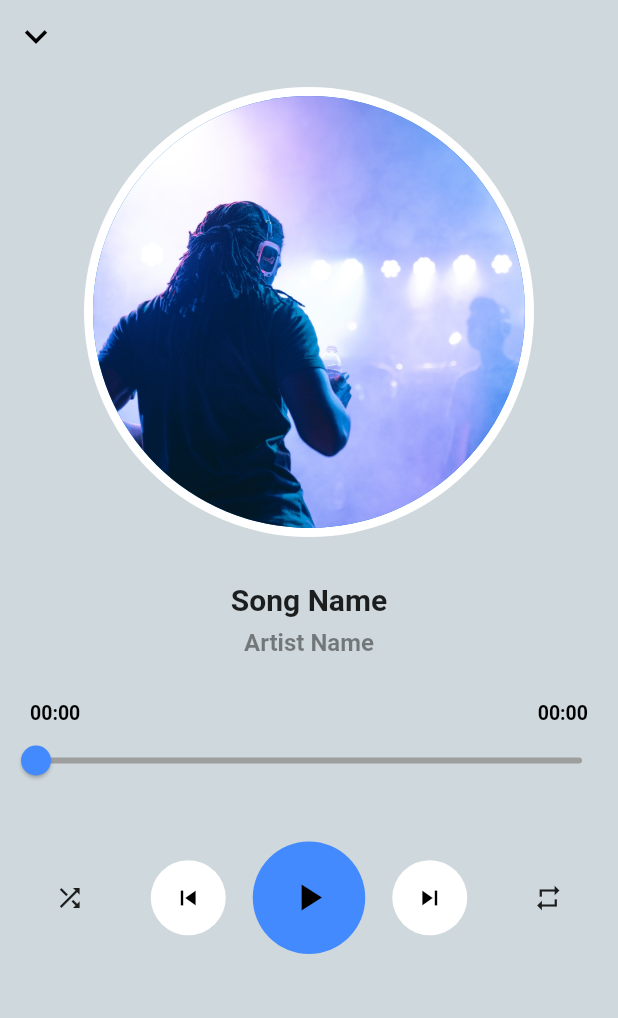
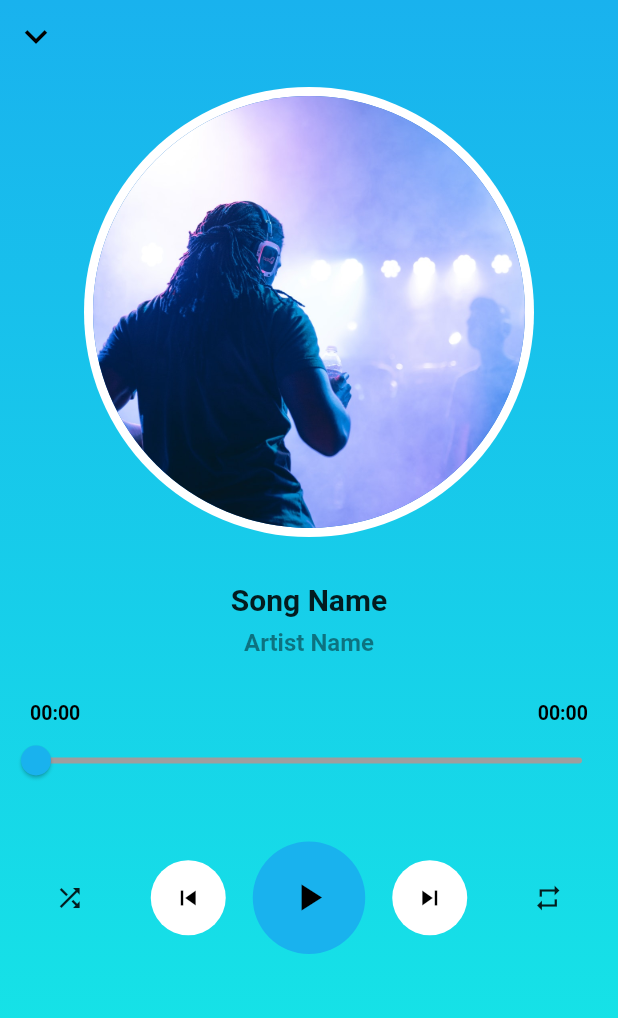
Before and after one commit to devenderbutani21/musicplayerflutterapp, a Flutter app: the screen it shows after launch, on a phone screen of 412 x 824 dp. Shown: the top 1018 px of the screen. Run offline on Flutter 3.47's test engine with Material 2 defaults, Android fonts, the phone set to English and light mode, and no system bars; our stand-ins replace audioplayers, file_picker, sleek_circular_slider.

Commit message:
Made Changes to the Color

```diff
--- a/lib/screens/home/home.dart
+++ b/lib/screens/home/home.dart
@@ -41,7 +41,7 @@ class _HomeScreenState extends State<HomeScreen> {
 
   @override
   Widget build(BuildContext context) {
-//    const color = const Color(0xffFE6F5E);
+//    const color = const Color(0xffF5F5F5);
 //    const color1 = const Color(0xffFFF1D7);
 //    const color2 = const Color(0xffE34A27);
     String filePath="";
@@ -54,8 +54,19 @@ class _HomeScreenState extends State<HomeScreen> {
     ]); // For only allowing portrait view of the player
     return Scaffold(
 //      backgroundColor: Colors.blueGrey.shade100,
-      backgroundColor: Colors.blueGrey[100],
+//      backgroundColor: Colors.black54,
       body: SafeArea(
+      child: Container(
+        decoration: BoxDecoration(
+          gradient: LinearGradient(
+              begin: Alignment.topCenter,
+              end: Alignment.bottomCenter,
+              colors: [
+                  Color.fromARGB(255, 25,178,238),
+                  Color.fromARGB(255, 21,236,229)
+              ]
+          )
+        ),
         child: Column(
           children: <Widget>[
             Row(
@@ -152,7 +163,7 @@ class _HomeScreenState extends State<HomeScreen> {
                   value = value;
                 });
               },
-            activeColor: Colors.blueAccent,
+              activeColor: Color.fromARGB(255, 25,178,238),
               inactiveColor: Colors.grey,
             ),
             SizedBox(height: 30,),
@@ -189,7 +200,7 @@ class _HomeScreenState extends State<HomeScreen> {
                     height: 75,
                     width: 75,
                     decoration: BoxDecoration(
-                    color: Colors.blueAccent,
+                      color: Color.fromARGB(255, 25,178,238),
                       borderRadius: BorderRadius.circular(45),
                     ),
                     child: IconButton(
@@ -247,6 +258,7 @@ class _HomeScreenState extends State<HomeScreen> {
           ],
         ),
       ),
+      ),
     );
   }
 }
```
Lines whose indentation alone changed are shown as unchanged.
